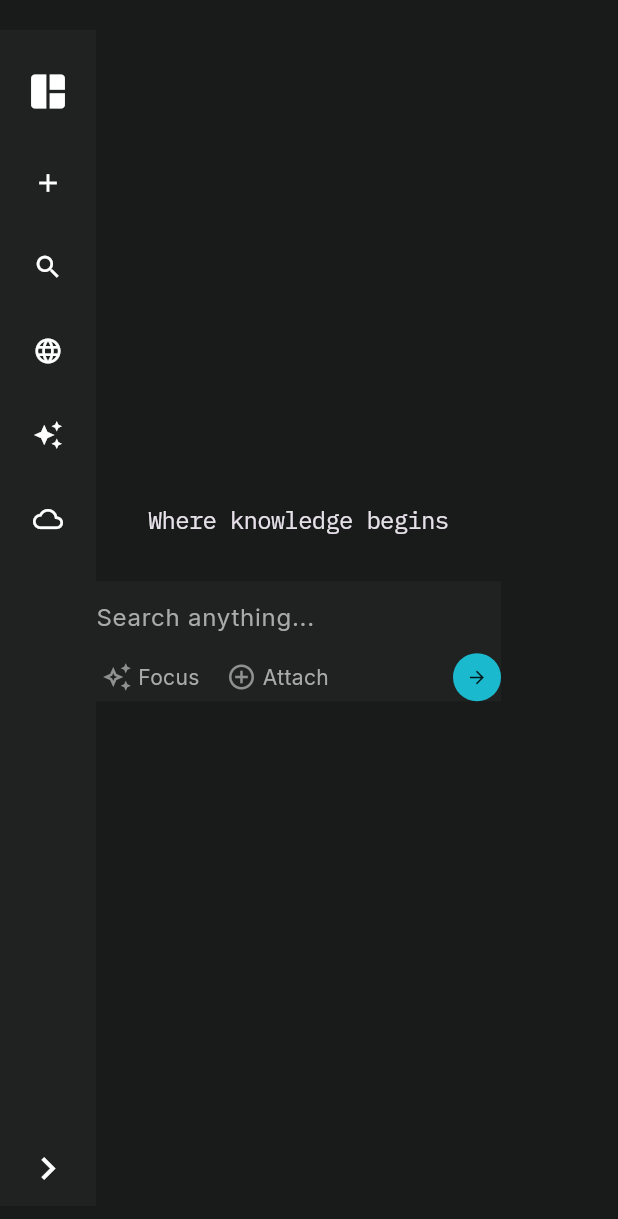
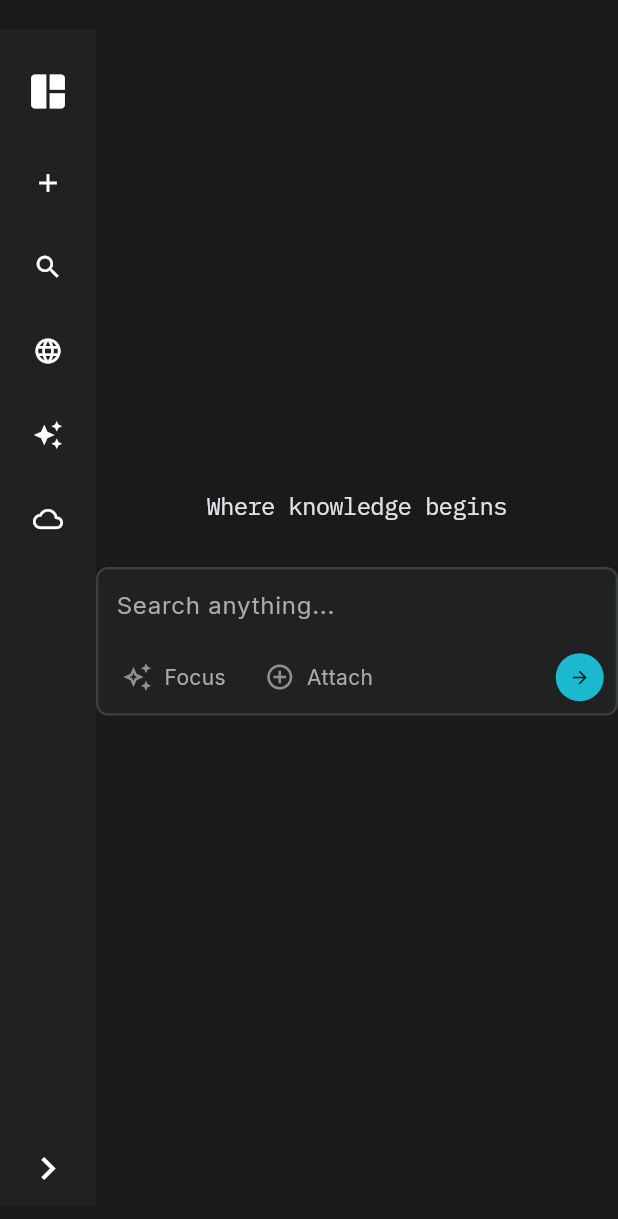
Before and after one commit to eclairsameal/Perplexity_Clone, a Flutter app: the screen it shows after launch, on a phone screen of 412 x 824 dp. Shown: the top 1219 px of the screen. Run offline on Flutter 3.47's test engine with Material 3 defaults, Android fonts, the phone set to English and light mode, and no system bars; our stand-ins replace google_fonts.

Commit message:
Complete SearchBar dynamic UI.

```diff
--- a/perplexity/lib/pages/home_page.dart
+++ b/perplexity/lib/pages/home_page.dart
@@ -1,7 +1,6 @@
 import 'package:flutter/material.dart';
 import 'package:perplexity/widgets/search_section.dart';
 import 'package:perplexity/widgets/side_bar.dart';
-
 
 class HomePage extends StatelessWidget {
   const HomePage({super.key});
@@ -13,14 +12,16 @@ class HomePage extends StatelessWidget {
         children: [
           // side navbar
           SideBar(),
-          Column(children: [
-            // search section
-            Expanded(child: SearchSection()),
-            Container(
-              height: 20,
-            )
-            // footer
-          ]),
+          Expanded(
+            child: Column(
+              children: [
+                // search section
+                Expanded(child: SearchSection()),
+                Container(height: 20),
+                // footer
+              ],
+            ),
+          ),
         ],
       ),
     );
--- a/perplexity/lib/widgets/search_bar_button.dart
+++ b/perplexity/lib/widgets/search_bar_button.dart
@@ -11,35 +11,49 @@ class SearchBarButton extends StatefulWidget {
   });
 
   @override
-  _SearchBarButtonState createState() => _SearchBarButtonState();
+  State<SearchBarButton> createState() => _SearchBarButtonState();
 }
 
 class _SearchBarButtonState extends State<SearchBarButton> {
+  bool isHovered = false;
   @override
   Widget build(BuildContext context) {
-    return Container(
-      padding: EdgeInsets.symmetric(horizontal: 4, vertical: 4),
+    return MouseRegion(
+      onEnter: (event) {
+        setState(() {
+          isHovered = true;
+        });
+      },
+      onExit: (event) {
+        setState(() {
+          isHovered = false;
+        });
+      },
+      child: Container(
+        padding: EdgeInsets.symmetric(
+          horizontal: 8,
+          vertical: 4,
+        ),
         decoration: BoxDecoration(
           borderRadius: BorderRadius.circular(6),
-        color:Colors.transparent,
+          color: isHovered ? AppColors.proButton : Colors.transparent,
         ),
         child: Row(
           children: [
             Icon(
-            //Icons.plus_one,
               widget.icon,
               color: AppColors.iconGrey,
               size: 20,
             ),
-          const SizedBox(width: 4),
+            const SizedBox(width: 8),
             Text(
-            //"Focus",
               widget.text,
               style: TextStyle(
-                color: AppColors.textGrey
+                color: AppColors.textGrey,
               ),
-          )
+            ),
           ],
+        ),
       ),
     );
   }
--- a/perplexity/lib/widgets/search_section.dart
+++ b/perplexity/lib/widgets/search_section.dart
@@ -22,13 +22,20 @@ class SearchSection extends StatelessWidget {
         ),
         const SizedBox(height: 32),
         Container(
-          width: 270,
+          width: 500,
           decoration: BoxDecoration(
             color: AppColors.searchBar,
+              borderRadius: BorderRadius.circular(8),
+            border: Border.all(
+              color: AppColors.searchBarBorder,
+              width: 1.5,
+            ),
           ),
           child: Column(
             children: [
-              TextField(
+              Padding(
+                padding: const EdgeInsets.all(12.0),
+                child: TextField(
                   decoration: InputDecoration(
                     hintText: "Search anything...",
                     hintStyle: TextStyle(
@@ -36,9 +43,14 @@ class SearchSection extends StatelessWidget {
                       fontSize: 16,
                     ),
                     border: InputBorder.none,
+                    isDense: true,
+                    contentPadding: EdgeInsets.zero,
                   ),
                 ),
-              Row(
+              ),
+              Padding(
+                padding: const EdgeInsets.all(8.0),
+                child: Row(
                   children: [
                     SearchBarButton(
                       icon: Icons.auto_awesome_outlined,
@@ -56,9 +68,10 @@ class SearchSection extends StatelessWidget {
                         color: AppColors.submitButton,
                         borderRadius: BorderRadius.circular(40),
                       ),
-                    child: const Icon(Icons.arrow_forward, size: 14,),
+                      child: const Icon(Icons.arrow_forward, size: 14),
                     )
                   ],
+                ),
               ),
             ],
           ),
```
Lines whose indentation alone changed are shown as unchanged.
